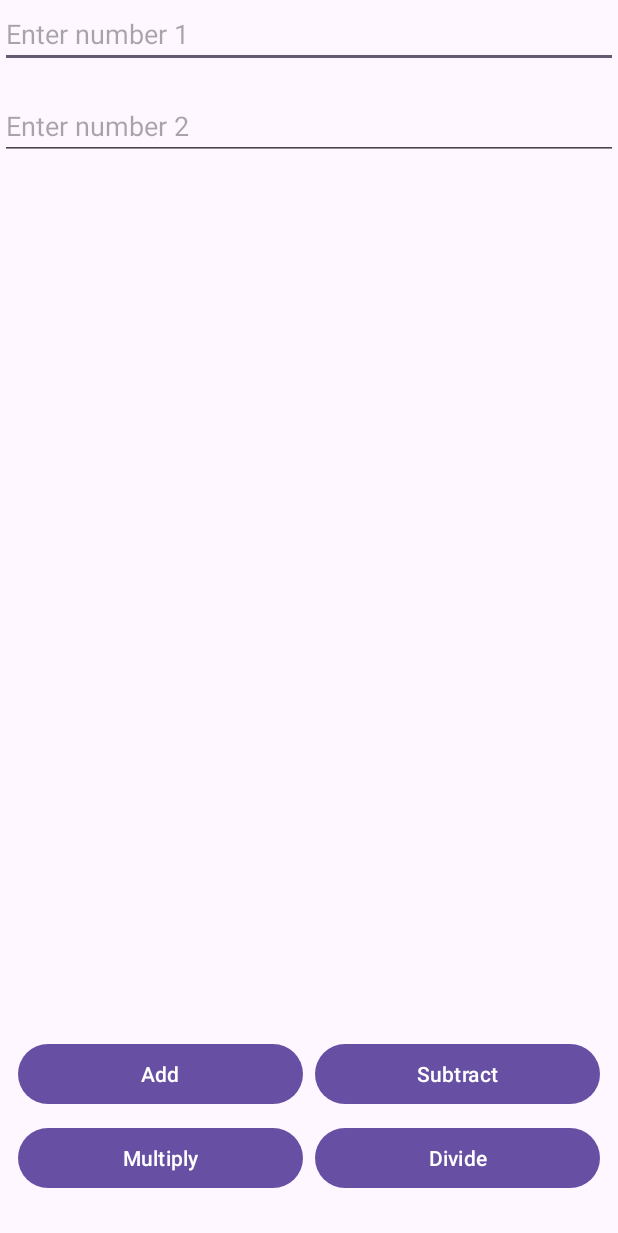
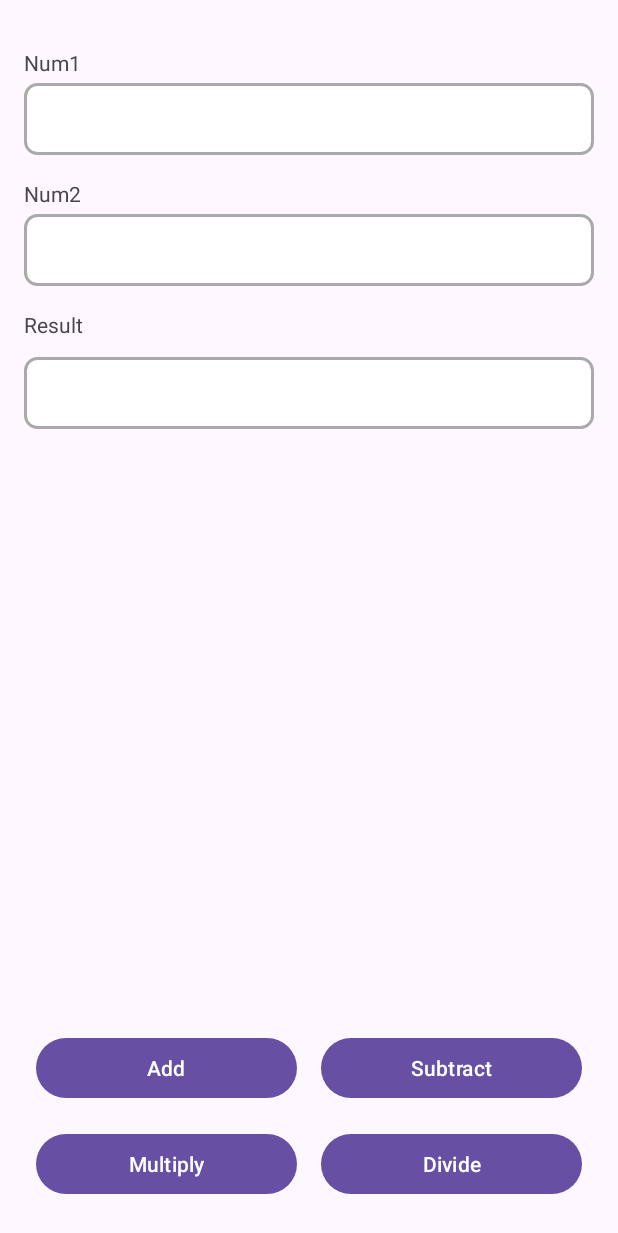
Before and after one commit to kkoottt/Calculator, an Android app: the screen it shows after launch (MainActivity), on a phone screen of 412 x 824 dp. Shown: the top 1233 px of the screen. Run offline under Robolectric (Android 15) with nearby library versions, the phone set to English and light mode, and no system bars.

Commit message:
Full version.

```diff
--- a/app/src/main/java/com/example/cocomeloncalculator/MainActivity.java
+++ b/app/src/main/java/com/example/cocomeloncalculator/MainActivity.java
@@ -86,7 +86,7 @@ public class MainActivity extends AppCompatActivity {
                 default:
                     throw new IllegalStateException("Unexpected operation: " + operation);
             }
-            resultTextView.setText("Result: " + result);
+            resultTextView.setText(String.valueOf(result));
         } else {
             resultTextView.setText("Please enter both numbers.");
         }
--- /dev/null
+++ b/app/src/main/res/drawable/rounded_edittext.xml
@@ -0,0 +1,7 @@
+<?xml version="1.0" encoding="utf-8"?>
+<shape xmlns:android="http://schemas.android.com/apk/res/android"
+    android:shape="rectangle">
+    <corners android:radius="8dp"/>
+    <solid android:color="@android:color/white"/>
+    <stroke android:width="2dp" android:color="@android:color/darker_gray"/>
+</shape>
--- a/app/src/main/res/layout/activity_main.xml
+++ b/app/src/main/res/layout/activity_main.xml
@@ -1,82 +1,118 @@
 <?xml version="1.0" encoding="utf-8"?>
-<androidx.constraintlayout.widget.ConstraintLayout
+<LinearLayout
     xmlns:android="http://schemas.android.com/apk/res/android"
-    xmlns:app="http://schemas.android.com/apk/res-auto"
+    android:layout_width="match_parent"
     android:layout_height="match_parent"
-    android:layout_width="match_parent">
+    android:orientation="vertical"
+    android:padding="16dp">
 
     <TextView
+        android:id="@+id/num1Label"
+        android:layout_width="wrap_content"
         android:layout_height="wrap_content"
-        android:layout_width="wrap_content"
-        app:layout_constraintStart_toStartOf="parent"
-        app:layout_constraintEnd_toEndOf="parent"
+        android:text="Num1"
         android:layout_marginTop="16dp"
-        app:layout_constraintTop_toBottomOf="@id/divideButton"
-        android:id="@+id/resultTextView"
-        android:text="" />
+        android:layout_marginBottom="4dp"/>
 
     <EditText
+        android:id="@+id/num1"
+        android:layout_width="match_parent"
+        android:layout_height="48dp"
+        android:background="@drawable/rounded_edittext"
+        android:padding="12dp" />
+
+    <TextView
+        android:id="@+id/num1Error"
+        android:layout_width="wrap_content"
         android:layout_height="wrap_content"
-        android:layout_width="0dp"
-        android:hint="Enter number 1"
-        app:layout_constraintTop_toTopOf="parent"
-        app:layout_constraintStart_toStartOf="parent"
-        app:layout_constraintEnd_toEndOf="parent"
-        android:id="@+id/num1" />
+        android:text="Error"
+        android:textColor="@android:color/holo_red_light"
+        android:layout_marginTop="4dp"
+        android:visibility="gone"/>
+
+    <TextView
+        android:id="@+id/num2Label"
+        android:layout_width="wrap_content"
+        android:layout_height="wrap_content"
+        android:text="Num2"
+        android:layout_marginTop="16dp"
+        android:layout_marginBottom="4dp"/>
 
     <EditText
+        android:id="@+id/num2"
+        android:layout_width="match_parent"
+        android:layout_height="48dp"
+        android:background="@drawable/rounded_edittext"
+        android:padding="12dp" />
+
+    <TextView
+        android:id="@+id/num2Error"
+        android:layout_width="wrap_content"
         android:layout_height="wrap_content"
-        android:layout_width="0dp"
-        android:hint="Enter number 2"
-        app:layout_constraintStart_toStartOf="parent"
-        app:layout_constraintEnd_toEndOf="parent"
+        android:text="Error"
+        android:textColor="@android:color/holo_red_light"
+        android:layout_marginTop="4dp"
+        android:visibility="gone"/>
+
+    <TextView
+        android:id="@+id/resultLabel"
+        android:layout_width="wrap_content"
+        android:layout_height="wrap_content"
+        android:text="Result"
         android:layout_marginTop="16dp"
-        app:layout_constraintTop_toBottomOf="@id/num1"
-        android:id="@+id/num2" />
+        android:layout_marginBottom="4dp"/>
+
+    <EditText
+        android:id="@+id/resultTextView"
+        android:layout_width="match_parent"
+        android:layout_height="48dp"
+        android:focusable="false"
+        android:background="@drawable/rounded_edittext"
+        android:layout_marginTop="8dp"
+        android:padding="12dp" />
+
+    <Space
+        android:layout_width="match_parent"
+        android:layout_height="0dp"
+        android:layout_weight="1"/>
 
     <GridLayout
+        android:id="@+id/buttonGrid"
+        android:layout_width="match_parent"
+        android:layout_height="wrap_content"
+        android:columnCount="2"
+        android:layout_marginTop="16dp">
+
+        <Button
+            android:id="@+id/addButton"
             android:layout_width="0dp"
             android:layout_height="wrap_content"
-        android:columnCount="2"
-        android:layout_marginTop="16dp"
-        android:layout_marginBottom="16dp"
-        android:padding="8dp"
-        app:layout_constraintBottom_toBottomOf="parent"
-        app:layout_constraintStart_toStartOf="parent"
-        app:layout_constraintEnd_toEndOf="parent">>
+            android:layout_columnWeight="1"
+            android:text="Add"
+            android:layout_margin="8dp" />
 
         <Button
+            android:id="@+id/subtractButton"
+            android:layout_width="0dp"
             android:layout_height="wrap_content"
-        android:layout_width="0dp"
             android:layout_columnWeight="1"
-        android:id="@+id/addButton"
-        android:text="Add"
-            android:layout_margin="4dp" />
+            android:text="Subtract"
+            android:layout_margin="8dp" />
 
         <Button
+            android:id="@+id/multiplyButton"
+            android:layout_width="0dp"
             android:layout_height="wrap_content"
-        android:layout_width="0dp"
             android:layout_columnWeight="1"
-        android:id="@+id/subtractButton"
-        android:text="Subtract"
-        android:layout_margin="4dp" />
+            android:text="Multiply"
+            android:layout_margin="8dp" />
 
         <Button
+            android:id="@+id/divideButton"
+            android:layout_width="0dp"
             android:layout_height="wrap_content"
-        android:layout_width="0dp"
             android:layout_columnWeight="1"
-        android:id="@+id/multiplyButton"
-        android:text="Multiply"
-        android:layout_margin="4dp" />
-
-    <Button
-        android:layout_height="wrap_content"
-        android:layout_width="0dp"
-        android:layout_columnWeight="1"
-        android:id="@+id/divideButton"
             android:text="Divide"
-        android:layout_margin="4dp" />
+            android:layout_margin="8dp" />
     </GridLayout>
-
-
-</androidx.constraintlayout.widget.ConstraintLayout>
+</LinearLayout>
```
Also changed, not shown: 1 other file. Lines whose indentation alone changed are shown as unchanged.
